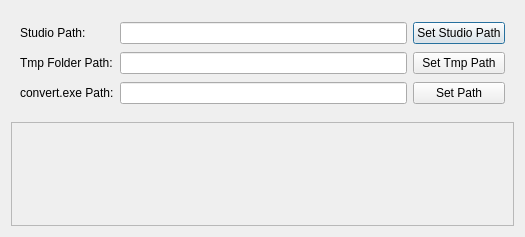
The window that ui/qt_settings.ui (volodya-renderberg/lineyka) describes before a commit, drawn with Qt 5.
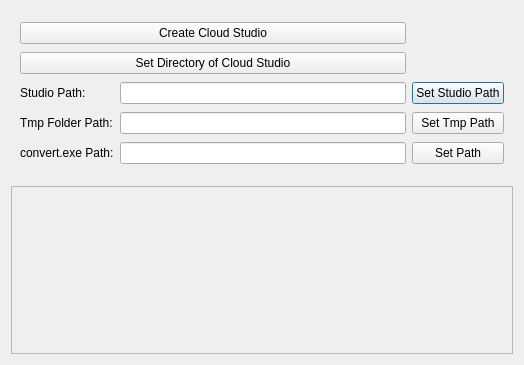
The same window after the commit.

Commit message: ui - правки

```diff
--- a/ui/qt_settings.ui
+++ b/ui/qt_settings.ui
@@ -6,8 +6,8 @@
    <rect>
     <x>0</x>
     <y>0</y>
-    <width>525</width>
-    <height>237</height>
+    <width>524</width>
+    <height>365</height>
    </rect>
   </property>
   <property name="windowTitle">
@@ -23,37 +23,17 @@
       <enum>QFrame::Raised</enum>
      </property>
      <layout class="QGridLayout" name="gridLayout">
-      <item row="0" column="0">
-       <widget class="QLabel" name="label">
-        <property name="text">
-         <string>Studio Path:</string>
-        </property>
-       </widget>
-      </item>
-      <item row="1" column="1">
-       <widget class="QLineEdit" name="set_tmp_field"/>
-      </item>
-      <item row="1" column="2">
-       <widget class="QPushButton" name="set_tmp_button">
-        <property name="text">
-         <string>Set Tmp Path</string>
-        </property>
-        <property name="autoDefault">
-         <bool>false</bool>
-        </property>
-       </widget>
-      </item>
-      <item row="1" column="0">
+      <item row="3" column="0">
        <widget class="QLabel" name="label_2">
         <property name="text">
          <string>Tmp Folder Path:</string>
         </property>
        </widget>
       </item>
-      <item row="0" column="1">
-       <widget class="QLineEdit" name="set_studio_field"/>
+      <item row="3" column="1">
+       <widget class="QLineEdit" name="set_tmp_field"/>
       </item>
-      <item row="0" column="2">
+      <item row="2" column="2">
        <widget class="QPushButton" name="set_studio_button">
         <property name="text">
          <string>Set Studio Path</string>
@@ -63,23 +43,60 @@
         </property>
        </widget>
       </item>
-      <item row="2" column="0">
+      <item row="4" column="2">
+       <widget class="QPushButton" name="set_convert_button">
+        <property name="text">
+         <string>Set Path</string>
+        </property>
+        <property name="autoDefault">
+         <bool>false</bool>
+        </property>
+       </widget>
+      </item>
+      <item row="4" column="0">
        <widget class="QLabel" name="label_3">
         <property name="text">
          <string>convert.exe Path:</string>
         </property>
        </widget>
       </item>
-      <item row="2" column="1">
+      <item row="3" column="2">
+       <widget class="QPushButton" name="set_tmp_button">
+        <property name="text">
+         <string>Set Tmp Path</string>
+        </property>
+        <property name="autoDefault">
+         <bool>false</bool>
+        </property>
+       </widget>
+      </item>
+      <item row="4" column="1">
        <widget class="QLineEdit" name="set_convert_exe_field"/>
       </item>
-      <item row="2" column="2">
-       <widget class="QPushButton" name="set_convert_button">
+      <item row="2" column="0">
+       <widget class="QLabel" name="label">
         <property name="text">
-         <string>Set Path</string>
+         <string>Studio Path:</string>
         </property>
-        <property name="autoDefault">
-         <bool>false</bool>
+       </widget>
+      </item>
+      <item row="2" column="1">
+       <widget class="QLineEdit" name="set_studio_field"/>
+      </item>
+      <item row="0" column="0" colspan="2">
+       <widget class="QPushButton" name="cloud_button_01">
+        <property name="enabled">
+         <bool>true</bool>
+        </property>
+        <property name="text">
+         <string>Create Cloud Studio</string>
+        </property>
+       </widget>
+      </item>
+      <item row="1" column="0" colspan="2">
+       <widget class="QPushButton" name="cloud_button_02">
+        <property name="text">
+         <string>Set Directory of Cloud Studio</string>
         </property>
        </widget>
       </item>
```
The commit also changes 4 other files.
